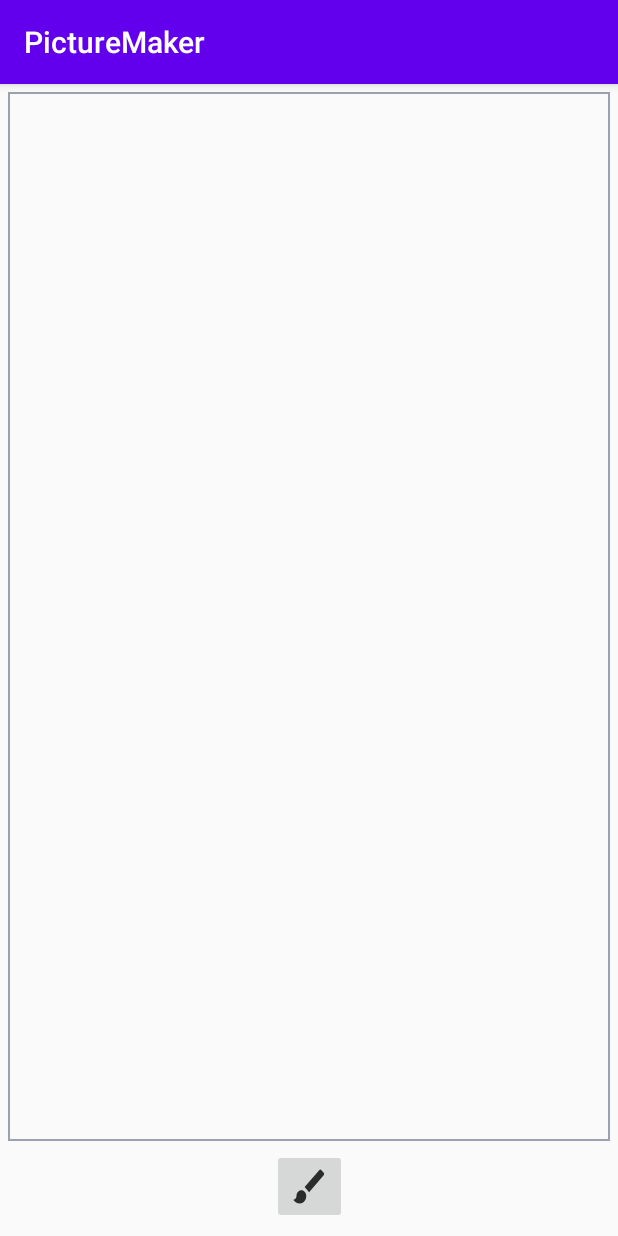
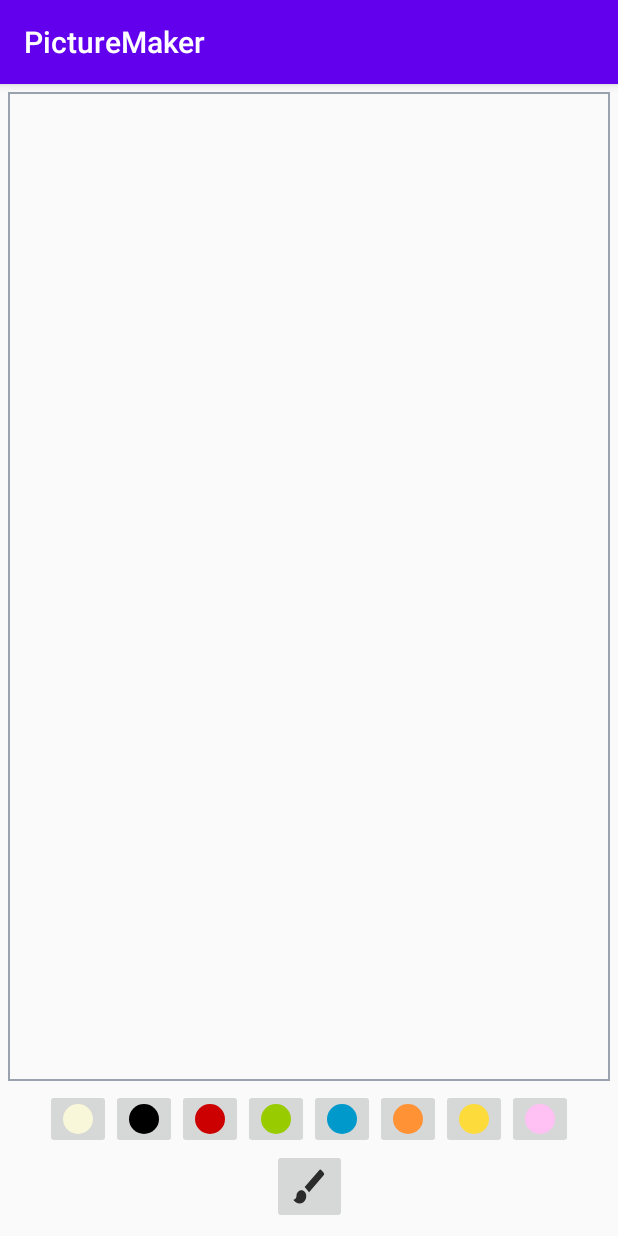
Before and after one commit to BatuhanAydoner/PictureMaker, an Android app: the screen it shows after launch (MainActivity), on a phone screen of 412 x 824 dp. Run offline under Robolectric (Android 15) with nearby library versions, the phone set to English and light mode, and no system bars.

Commit message:
Created a brush color palette.

```diff
--- a/app/src/main/java/com/moonturns/picturemaker/DrawingView.kt
+++ b/app/src/main/java/com/moonturns/picturemaker/DrawingView.kt
@@ -41,7 +41,7 @@ class DrawingView(context: Context, attributeSet: AttributeSet) : View(context,
         mCanvasPaint = Paint(Paint.DITHER_FLAG)
 
         mDrawPath = CustomPath(color, mBrushSize)
-        mBrushSize = NORMAL_BRUSH_SIZE
+        mBrushSize = TypedValue.applyDimension(TypedValue.COMPLEX_UNIT_DIP, NORMAL_BRUSH_SIZE, resources.displayMetrics)
     }
 
     override fun onSizeChanged(w: Int, h: Int, oldw: Int, oldh: Int) {
@@ -96,11 +96,17 @@ class DrawingView(context: Context, attributeSet: AttributeSet) : View(context,
         return true
     }
 
+    // Change brush size.
     fun setSizeForBrush(newSize: Float) {
         mBrushSize = TypedValue.applyDimension(TypedValue.COMPLEX_UNIT_DIP, newSize, resources.displayMetrics)
         mDrawPaint!!.strokeWidth = mBrushSize
     }
 
+    // Change brush color.
+    fun setBrushColor(color: Int) {
+        this.color = color
+    }
+
     internal inner class CustomPath(var color: Int, var mBrushThickness: Float): Path() {}
 
 }
--- a/app/src/main/java/com/moonturns/picturemaker/MainActivity.kt
+++ b/app/src/main/java/com/moonturns/picturemaker/MainActivity.kt
@@ -1,8 +1,10 @@
 package com.moonturns.picturemaker
 
 import android.app.Dialog
+import android.graphics.Color
 import androidx.appcompat.app.AppCompatActivity
 import android.os.Bundle
+import android.view.View
 import kotlinx.android.synthetic.main.activity_main.*
 import kotlinx.android.synthetic.main.dialog_brush_size.*
 
@@ -39,4 +41,38 @@ class MainActivity : AppCompatActivity() {
             dialog.show()
         }
     }
+
+    /* There are 8 color choices.
+   *
+   * Color button click events.
+   *
+   * */
+    fun colorPalette(view: View) {
+        when (view.id) {
+            R.id.ibColor1 -> {
+                drawingView.setBrushColor(Color.parseColor("#f9f7d9"))
+            }
+            R.id.ibColor2 -> {
+                drawingView.setBrushColor(Color.parseColor("#000000"))
+            }
+            R.id.ibColor3 -> {
+                drawingView.setBrushColor(Color.parseColor("#ffcc0000"))
+            }
+            R.id.ibColor4 -> {
+                drawingView.setBrushColor(Color.parseColor("#ff99cc00"))
+            }
+            R.id.ibColor5 -> {
+                drawingView.setBrushColor(Color.parseColor("#ff0099cc"))
+            }
+            R.id.ibColor6 -> {
+                drawingView.setBrushColor(Color.parseColor("#ff9234"))
+            }
+            R.id.ibColor7 -> {
+                drawingView.setBrushColor(Color.parseColor("#fddb3a"))
+            }
+            R.id.ibColor8 -> {
+                drawingView.setBrushColor(Color.parseColor("#ffc1f3"))
+            }
+        }
+    }
 }
--- a/app/src/main/res/layout/activity_main.xml
+++ b/app/src/main/res/layout/activity_main.xml
@@ -14,12 +14,95 @@
         android:layout_marginStart="5dp"
         android:layout_marginTop="5dp"
         android:layout_marginEnd="5dp"
-        android:layout_marginBottom="5dp"
         android:background="@drawable/drawing_view_border_background"
-        app:layout_constraintBottom_toTopOf="@+id/ibBrushSize"
+        app:layout_constraintBottom_toTopOf="@+id/linearLayout"
         app:layout_constraintEnd_toEndOf="parent"
         app:layout_constraintStart_toStartOf="parent"
         app:layout_constraintTop_toTopOf="parent" />
+
+    <LinearLayout
+        android:id="@+id/linearLayout"
+        android:layout_width="match_parent"
+        android:layout_height="wrap_content"
+        android:gravity="center"
+        android:orientation="horizontal"
+        app:layout_constraintBottom_toTopOf="@+id/ibBrushSize"
+        app:layout_constraintEnd_toEndOf="parent"
+        app:layout_constraintStart_toStartOf="parent">
+
+        <ImageButton
+            android:id="@+id/ibColor1"
+            android:layout_width="wrap_content"
+            android:layout_height="wrap_content"
+            android:contentDescription="image_small"
+            android:onClick="colorPalette"
+            android:src="@drawable/normal_brush_size"
+            android:tint="#f9f7d9" />
+
+        <ImageButton
+            android:id="@+id/ibColor2"
+            android:layout_width="wrap_content"
+            android:layout_height="wrap_content"
+            android:contentDescription="image_small"
+            android:onClick="colorPalette"
+            android:src="@drawable/normal_brush_size"
+            android:tint="@android:color/black" />
+
+        <ImageButton
+            android:id="@+id/ibColor3"
+            android:layout_width="wrap_content"
+            android:layout_height="wrap_content"
+            android:contentDescription="image_small"
+            android:onClick="colorPalette"
+            android:src="@drawable/normal_brush_size"
+            android:tint="@android:color/holo_red_dark" />
+
+        <ImageButton
+            android:id="@+id/ibColor4"
+            android:layout_width="wrap_content"
+            android:layout_height="wrap_content"
+            android:contentDescription="image_small"
+            android:onClick="colorPalette"
+            android:src="@drawable/normal_brush_size"
+            android:tint="@android:color/holo_green_light" />
+
+        <ImageButton
+            android:id="@+id/ibColor5"
+            android:layout_width="wrap_content"
+            android:layout_height="wrap_content"
+            android:contentDescription="image_small"
+            android:onClick="colorPalette"
+            android:src="@drawable/normal_brush_size"
+            android:tint="@android:color/holo_blue_dark" />
+
+        <ImageButton
+            android:id="@+id/ibColor6"
+            android:layout_width="wrap_content"
+            android:layout_height="wrap_content"
+            android:contentDescription="image_small"
+            android:onClick="colorPalette"
+            android:src="@drawable/normal_brush_size"
+            android:tint="#ff9234" />
+
+        <ImageButton
+            android:id="@+id/ibColor7"
+            android:layout_width="wrap_content"
+            android:layout_height="wrap_content"
+            android:contentDescription="image_small"
+            android:onClick="colorPalette"
+            android:src="@drawable/normal_brush_size"
+            android:tint="#fddb3a" />
+
+        <ImageButton
+            android:id="@+id/ibColor8"
+            android:layout_width="wrap_content"
+            android:layout_height="wrap_content"
+            android:contentDescription="image_small"
+            android:onClick="colorPalette"
+            android:src="@drawable/normal_brush_size"
+            android:tint="#ffc1f3" />
+
+    </LinearLayout>
 
     <ImageButton
         android:id="@+id/ibBrushSize"
```
